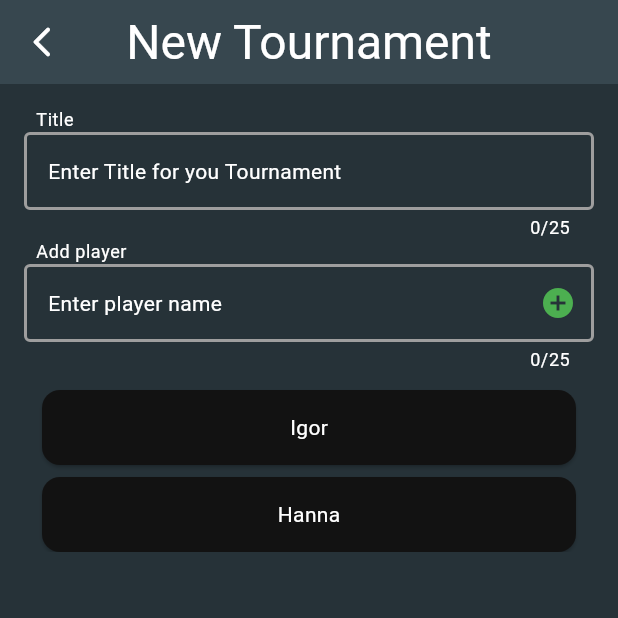
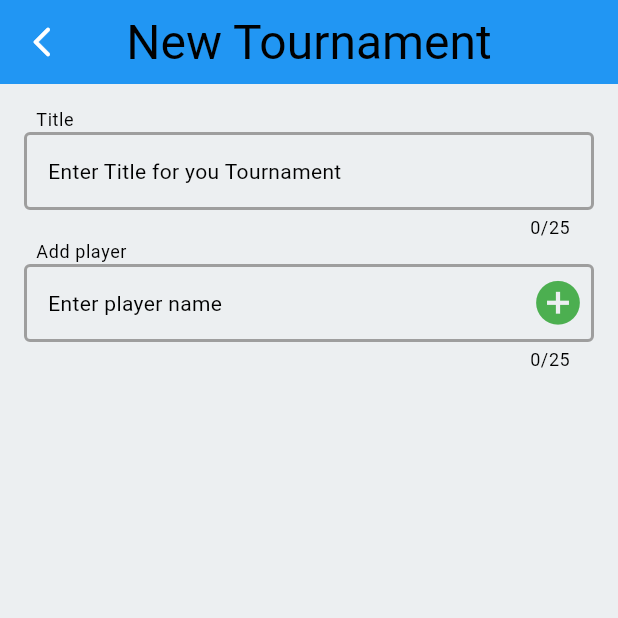
Before and after one commit to Mozgo-kontrol/uno_hero, a Flutter app: the screen it shows after launch, after a tap on the "add" icon, on a phone screen of 412 x 824 dp, the top half of it. Run offline on Flutter 3.47's test engine with Material 3 defaults, Android fonts, the phone set to English and light mode, and no system bars; our stand-ins replace bloc, flutter_bloc, get_it; missing offline and left inert: dart:ffi.

Commit message:
Create screens, widgets, routes

```diff
--- a/lib/main.dart
+++ b/lib/main.dart
@@ -1,15 +1,11 @@
 import 'package:flutter/material.dart';
-import 'package:flutter_bloc/flutter_bloc.dart';
 import 'package:get_it/get_it.dart';
 import 'package:uno_notes/presantation/create_tournament_page/widgets/create_tournament_page.dart';
-import 'package:uno_notes/presantation/home_page/widgets/home_page.dart';
+
 import 'package:uno_notes/presantation/scopes_page/scopes_page.dart';
 import 'package:uno_notes/presantation/tournament_page/widgets/tournament_page.dart';
 import 'package:uno_notes/theme.dart';
-import 'application/home_page/home_bloc.dart';
-import 'domain/entities/tournament_entity.dart';
 import 'injection.dart' as di;
-import 'injection.dart';
 GetIt getIt = GetIt.instance;
 Future<void> main() async {
   WidgetsFlutterBinding.ensureInitialized();
@@ -29,11 +25,11 @@ class MyApp extends StatelessWidget {
       debugShowMaterialGrid: false,
       theme: AppTheme.lightTheme,
       darkTheme: AppTheme.darkTheme,
-      themeMode: ThemeMode.dark,
+      themeMode: ThemeMode.light,
       home: TournamentPage(),
       routes: <String, WidgetBuilder>{
       "/root": (BuildContext context) =>  TournamentPage(),
-      "/create_tournament_screen": (BuildContext context) => CreateTournamentPage(),
+      "/create_tournament_screen": (BuildContext context) => const CreateTournamentPage(),
       "/scopes_screen": (BuildContext context) => const ScopesPage(),
       "/manage_scopes_screen": (BuildContext context) => const ScopesPage(),
     },
--- a/lib/presantation/create_tournament_page/widgets/create_tournament_page.dart
+++ b/lib/presantation/create_tournament_page/widgets/create_tournament_page.dart
@@ -3,20 +3,51 @@ import 'dart:ffi';
 import 'package:flutter/material.dart';
 
 import '../../../domain/entities/player_entity.dart';
-import 'add_player_widget.dart';
+import 'add_player_card_widget.dart';
 
-class CreateTournamentPage extends StatelessWidget {
 
-  List<Player> players  = [
-    Player(id: 1, name: "Igor"),
-    Player(id: 2, name: "Hanna"),
-  ];
+class CreateTournamentPage extends StatefulWidget {
 
-  CreateTournamentPage({super.key});
+
+  const CreateTournamentPage({super.key});
+  @override
+  State<CreateTournamentPage> createState() => _CreateTournamentPageState();
+}
+
+class _CreateTournamentPageState extends State<CreateTournamentPage> {
+
+  final TextEditingController titleController = TextEditingController();
+  final TextEditingController playerNameController = TextEditingController();
+  List<Player> players =[];
+
+  void removePlayer(int id){
+    setState(() {
+      players.removeAt(id);
+    });
+  }
+
+  void addPlayer(){
+    setState(() {
+      if(playerNameController.text.isNotEmpty) {
+        int id = players.isEmpty ? 1 : players.last.id + 1;
+        players.add(Player(id: id, name: playerNameController.text));
+        playerNameController.clear();
+        String message = 'Player ${playerNameController.text} added';
+        showSnackBar(message);
+      }
+      else{
+        showSnackBar("add player name");
+      }
+    });
+  }
+  void showSnackBar(String message){
+    ScaffoldMessenger.of(context).showSnackBar(
+      SnackBar(content: Text(message)),
+    );
+  }
+
   @override
   Widget build(BuildContext context) {
-    final TextEditingController _titleController = TextEditingController();
-    final TextEditingController _playerNameController = TextEditingController();
     final size = MediaQuery.of(context).size;
     final themeData = Theme.of(context);
     return Scaffold(
@@ -43,7 +74,7 @@ class CreateTournamentPage extends StatelessWidget {
               width: size.width,
               child: TextField(
                 style:  themeData.textTheme.bodyMedium,
-            controller: _titleController,
+                controller: titleController,
                 maxLength: 25,
                 decoration: const InputDecoration(
                     hintText: 'Enter Title for you Tournament',
@@ -65,7 +96,7 @@ class CreateTournamentPage extends StatelessWidget {
               width: size.width,
               child: TextField(
                 style:  themeData.textTheme.bodyMedium,
-                controller: _playerNameController,
+                controller: playerNameController,
                 maxLength: 25,
                 decoration: InputDecoration(
                   hintText: 'Enter player name',
@@ -78,22 +109,56 @@ class CreateTournamentPage extends StatelessWidget {
                   ),
                   suffixIcon: GestureDetector(
                     onTap: () {
-                        // Handle the tap on the icon here
-                          players.add(Player(id: players.last.id+1, name: _playerNameController.text)); //TODO
-                          ScaffoldMessenger.of(context).showSnackBar(
-                          SnackBar(content: Text('Player ${_playerNameController.text} added', )),
-                        );
+                      addPlayer();
                     },
-                      child: const Icon(Icons.add_circle, color: Colors.green,),
+                    child: const Icon(Icons.add_circle, color: Colors.green,size: 35,),
                   ), // Add the icon here
                 ),
               ),
             ),
             SizedBox(
-              height: 60*players.length.toDouble(), //TODO
+              height: size.height * 0.3,
               width: size.width,
-              child:  AddPlayerWidget(players: players),
+              child: ListView.builder(
+                padding: const EdgeInsets.all(8),
+                itemCount: players.length,
+                itemBuilder: (BuildContext context, int index) {
+                  final player = players[index]; // Store the player for readability
+                  return Dismissible(
+                    direction: DismissDirection.endToStart,
+                    key: Key(player.name),
+                    background: Container(
+                      color: Colors.red,
+                      child: const Align(
+                        alignment: Alignment.centerRight,
+                        child: Padding(
+                          padding: EdgeInsets.only(right: 16),
+                          child: Icon(Icons.delete),
+                        ),
+                      ),
+                    ),
+                    confirmDismiss: (direction) async {
+                      if (direction == DismissDirection.endToStart) {
+                        return true;
+                      }
+                    },
+                    child: AddPlayerCardWidget(
+                      id: player.id,
+                      name: player.name,
+                      onPressed: () => {
+                        // Handle player selection here, e.g., navigate to a details screen
+                        print('Selected player: ${player.name}')
+                      },
+                    ),
+                    onDismissed: (_) {
+                      removePlayer(index);
+                    },
+                  );
+                },
+              ),
             )
+
+
 
 
           ],
```
Lines whose indentation alone changed are shown as unchanged.
